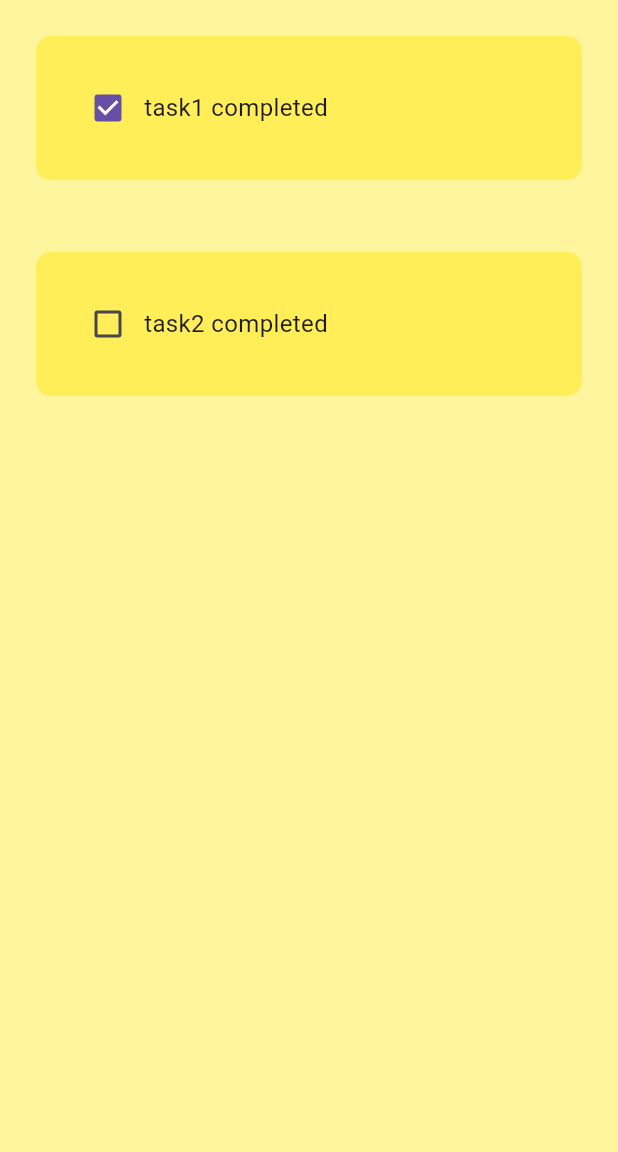
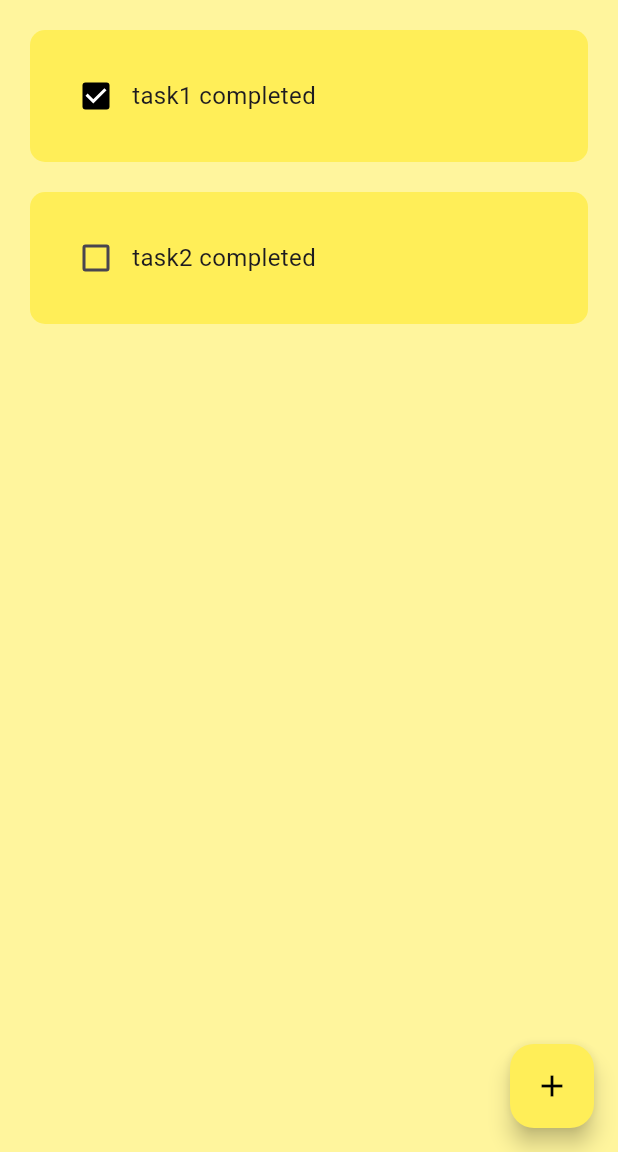
Before and after one commit to chirag14252/Personalized_NotePad, a Flutter app: the screen it shows after launch, on a phone screen of 412 x 824 dp, the part 84-1236 px from its top. Run offline on Flutter 3.47's test engine with Material 3 defaults, Android fonts, the phone set to English and light mode, and no system bars.

```diff
--- a/lib/pages/home_pages.dart
+++ b/lib/pages/home_pages.dart
@@ -1,4 +1,5 @@
 import 'package:flutter/material.dart';
+import 'package:my_note/utils/addDialog.dart';
 import 'package:my_note/utils/todoTile.dart';
 
 class HomePage extends StatefulWidget {
@@ -16,6 +17,14 @@ class _HomePageState extends State<HomePage> {
   void onChangeDone(bool? done, int index) {
     setState(() {
       tasks[index][1] = !tasks[index][1];
+    });
+  }
+
+  void addTask() {
+    showDialog(
+        context: context,
+        builder: (context) {
+          return addDialog();
         });
   }
 
@@ -39,6 +48,12 @@ class _HomePageState extends State<HomePage> {
                 taskName: tasks[index][0],
                 isCompleted: tasks[index][1],
                 onChanged: (value) => onChangeDone(value, index));
-            }));
+          }),
+      floatingActionButton: FloatingActionButton(
+        onPressed: addTask, // an add task screen will appear
+        child: Icon(Icons.add, color: Colors.black),
+        backgroundColor: Colors.yellow[400],
+      ),
+    );
   }
 }
--- a/lib/utils/todoTile.dart
+++ b/lib/utils/todoTile.dart
@@ -14,18 +14,22 @@ class toDoTiles extends StatelessWidget {
   @override
   Widget build(BuildContext context) {
     return Padding(
-        padding: const EdgeInsets.all(24.0),
+        padding: const EdgeInsets.only(left: 20, top: 20, right: 20),
         child: Container(
           child: Row(
             children: [
-              Checkbox(value: isCompleted, onChanged: onChanged),
+              Checkbox(
+                value: isCompleted,
+                onChanged: onChanged,
+                activeColor: Colors.black,
+              ),
               Text(
                 "$taskName",
                 style: TextStyle(fontSize: 16),
               ),
             ],
           ),
-          padding: EdgeInsets.all(24),
+          padding: EdgeInsets.all(20),
           decoration: BoxDecoration(
               color: Colors.yellow[400],
               borderRadius: BorderRadius.circular(10)),
```
Also changed, not shown: lib/utils/addDialog.dart (added, +42 -0 lines). Lines whose indentation alone changed are shown as unchanged.
